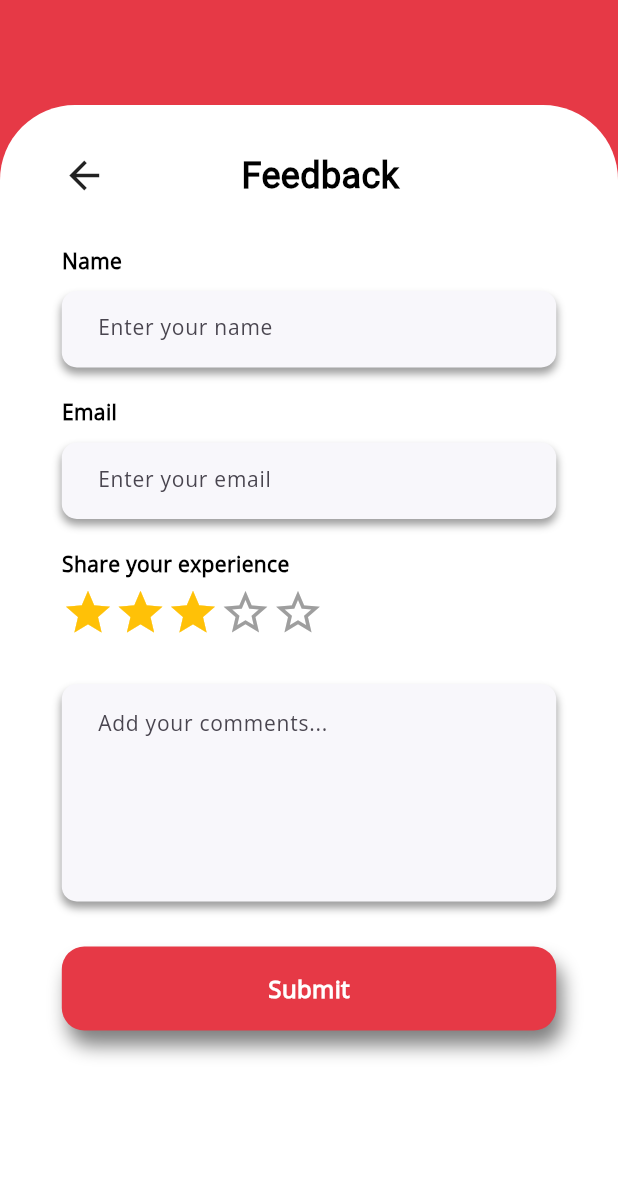
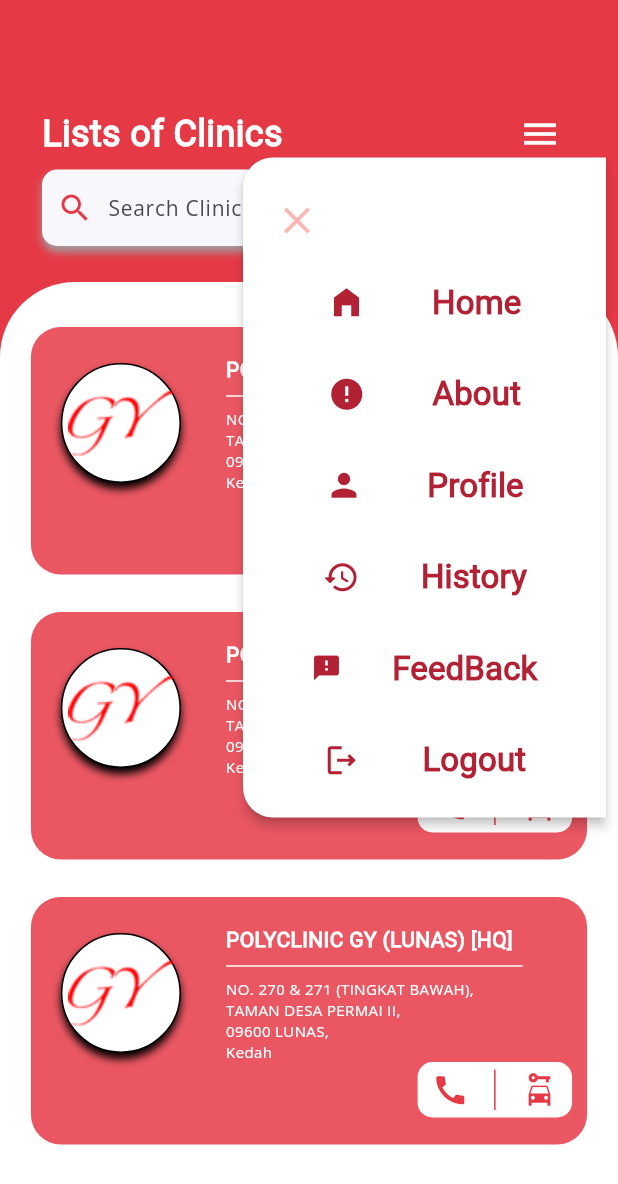
Before and after one commit to nikesh-sejuwal/Ambulance_Booking, a Flutter app: the ListClinic screen opened directly, after a tap on the "menu" icon, on a phone screen of 412 x 824 dp. Shown: the top 1184 px of the screen. Run offline on Flutter 3.47's test engine with Material 3 defaults, Android fonts, the phone set to English and light mode, and no system bars; our stand-ins replace curved_navigation_bar, faker, go_router.

Commit message:
[ADD]: added popup menu item in patient ui

```diff
--- a/lib/Screens/Patient_Screens/HeroScreen/Home/List_Clinics/List_Clinic.dart
+++ b/lib/Screens/Patient_Screens/HeroScreen/Home/List_Clinics/List_Clinic.dart
@@ -1,6 +1,8 @@
 import 'package:ambulance_booking/Resources/resources.dart';
+import 'package:ambulance_booking/Screens/Driver_Screens/UI_Components/MenuButton.dart';
 import 'package:ambulance_booking/Screens/Patient_Screens/HeroScreen/Home/Feedback/feedback.dart';
 import 'package:ambulance_booking/Screens/Patient_Screens/HeroScreen/Home/Profile/Profile.dart';
+import 'package:ambulance_booking/Screens/Patient_Screens/widget/My_Drawer.dart';
 import 'package:ambulance_booking/Screens/Patient_Screens/widget/textfield.dart';
 import 'package:flutter/material.dart';
 
@@ -31,15 +33,7 @@
                         fontWeight: FontWeight.w600,
                       ),
                     ),
-                    IconButton(
-                        onPressed: () => Navigator.of(context).push(
-                            MaterialPageRoute(
-                                builder: (context) => FeedbackPage())),
-                        icon: Icon(
-                          Icons.menu,
-                          color: Colors.white,
-                          size: 28,
-                        ))
+                    MyDrawer()
                   ],
                 ),
                 MyTextfield(
--- a/lib/Screens/Patient_Screens/HeroScreen/Home/Profile/Profile.dart
+++ b/lib/Screens/Patient_Screens/HeroScreen/Home/Profile/Profile.dart
@@ -1,4 +1,3 @@
-import 'package:ambulance_booking/Screens/Driver_Screens/UI_Components/My_Alert_Dialogue.dart';
 import 'package:ambulance_booking/Screens/Patient_Screens/Onboarding_Pages/Login_Page.dart';
 import 'package:flutter/material.dart';
 
@@ -33,7 +32,9 @@
           child: Row(
             children: [
               IconButton(
-                  onPressed: () {},
+                  onPressed: () {
+                    Navigator.of(context).pop();
+                  },
                   icon: Icon(
                     Icons.arrow_back,
                     color: Colors.white,
--- /dev/null
+++ b/lib/Screens/Patient_Screens/widget/My_Drawer.dart
@@ -0,0 +1,189 @@
+import 'package:ambulance_booking/Resources/resources.dart';
+import 'package:ambulance_booking/Screens/Patient_Screens/HeroScreen/Home/About_US/About_US.dart';
+import 'package:ambulance_booking/Screens/Patient_Screens/HeroScreen/Home/Feedback/feedback.dart';
+import 'package:ambulance_booking/Screens/Patient_Screens/HeroScreen/Home/List_Clinics/List_Clinic.dart';
+import 'package:ambulance_booking/Screens/Patient_Screens/HeroScreen/Home/Profile/Profile.dart';
+import 'package:ambulance_booking/Screens/Patient_Screens/Onboarding_Pages/Login_Page.dart';
+import 'package:flutter/material.dart';
+
+class MyDrawer extends StatefulWidget {
+  @override
+  State<MyDrawer> createState() => _MyDrawerState();
+}
+
+class _MyDrawerState extends State<MyDrawer> {
+  final TextStyle DrawerTextStyle =
+      TextStyle(fontSize: 22, fontWeight: FontWeight.w600, color: darkRed);
+
+  void _onDrawerSelected(String value) {
+    switch (value) {
+      case 'Option 1':
+        Navigator.of(context)
+            .push(MaterialPageRoute(builder: (context) => ListClinic()));
+        break;
+      case 'Option 2':
+        Navigator.of(context)
+            .push(MaterialPageRoute(builder: (context) => AboutUs()));
+        break;
+      case 'Option 3':
+        Navigator.of(context)
+            .push(MaterialPageRoute(builder: (context) => Profile()));
+        break;
+      case 'Option 4':
+        print('Option 4 clicked');
+        break;
+      case 'Option 5':
+        Navigator.of(context)
+            .push(MaterialPageRoute(builder: (context) => FeedbackPage()));
+        break;
+      case 'Option 6':
+        Navigator.of(context).pushReplacement(
+            MaterialPageRoute(builder: (context) => LoginPage()));
+        ScaffoldMessenger.of(context).showSnackBar(SnackBar(
+            backgroundColor: darkRed, content: Text("Logout Successfully")));
+        break;
+      default:
+        print('Unknown option selected');
+    }
+  }
+
+  @override
+  Widget build(BuildContext context) {
+    return Align(
+      alignment: Alignment.topRight,
+      child: Column(
+        mainAxisAlignment: MainAxisAlignment.spaceAround,
+        crossAxisAlignment: CrossAxisAlignment.center,
+        children: [
+          Theme(
+            data: ThemeData(
+              popupMenuTheme: PopupMenuThemeData(
+                color: Colors.white,
+              ),
+              primaryColor: Colors.black,
+            ),
+            child: PopupMenuButton<String>(
+              onSelected: _onDrawerSelected,
+              shape: RoundedRectangleBorder(
+                borderRadius: BorderRadius.only(
+                    bottomLeft: Radius.circular(20),
+                    topLeft: Radius.circular(20)),
+              ),
+              constraints: BoxConstraints(
+                minWidth: 242,
+                minHeight: 263,
+              ),
+              icon: Icon(
+                Icons.menu,
+                color: Colors.white,
+                size: 28,
+              ),
+              offset: Offset(60, 40),
+              itemBuilder: (BuildContext context) {
+                return [
+                  PopupMenuItem(
+                    value: 'close',
+                    enabled: false,
+                    child: Column(
+                      children: [
+                        SizedBox(height: 10),
+                        IconButton(
+                          onPressed: () {
+                            Navigator.of(context).pop();
+                          },
+                          icon: Icon(
+                            Icons.close,
+                            size: 30,
+                            color: Colors.red,
+                          ),
+                        ),
+                      ],
+                    ),
+                  ),
+                  PopupMenuItem<String>(
+                    value: 'Option 1',
+                    child: Padding(
+                      padding: const EdgeInsets.symmetric(vertical: 15),
+                      child: Row(
+                        mainAxisAlignment: MainAxisAlignment.spaceEvenly,
+                        children: [
+                          Icon(Icons.home_filled, color: darkRed, size: 25),
+                          Text("Home", style: DrawerTextStyle),
+                        ],
+                      ),
+                    ),
+                  ),
+                  PopupMenuItem<String>(
+                    value: 'Option 2',
+                    child: Padding(
+                      padding: const EdgeInsets.symmetric(vertical: 15),
+                      child: Row(
+                        mainAxisAlignment: MainAxisAlignment.spaceEvenly,
+                        children: [
+                          Icon(Icons.error, color: darkRed, size: 25),
+                          Text("About", style: DrawerTextStyle),
+                        ],
+                      ),
+                    ),
+                  ),
+                  PopupMenuItem<String>(
+                    value: 'Option 3',
+                    child: Padding(
+                      padding: const EdgeInsets.symmetric(vertical: 15),
+                      child: Row(
+                        mainAxisAlignment: MainAxisAlignment.spaceEvenly,
+                        children: [
+                          Icon(Icons.person, color: darkRed, size: 25),
+                          Text("Profile", style: DrawerTextStyle),
+                        ],
+                      ),
+                    ),
+                  ),
+                  PopupMenuItem<String>(
+                    value: 'Option 4',
+                    child: Padding(
+                      padding: const EdgeInsets.symmetric(vertical: 15),
+                      child: Row(
+                        mainAxisAlignment: MainAxisAlignment.spaceEvenly,
+                        children: [
+                          Icon(Icons.history_rounded, color: darkRed, size: 25),
+                          Text("History", style: DrawerTextStyle),
+                        ],
+                      ),
+                    ),
+                  ),
+                  PopupMenuItem<String>(
+                    value: 'Option 5',
+                    child: Padding(
+                      padding: const EdgeInsets.symmetric(vertical: 15),
+                      child: Row(
+                        mainAxisAlignment: MainAxisAlignment.spaceEvenly,
+                        children: [
+                          Icon(Icons.feedback, color: darkRed, size: 20),
+                          Text("FeedBack", style: DrawerTextStyle),
+                        ],
+                      ),
+                    ),
+                  ),
+                  PopupMenuItem<String>(
+                    value: 'Option 6',
+                    child: Padding(
+                      padding: const EdgeInsets.symmetric(vertical: 15),
+                      child: Row(
+                        mainAxisAlignment: MainAxisAlignment.spaceEvenly,
+                        children: [
+                          Icon(Icons.logout_outlined, color: darkRed, size: 25),
+                          Text("Logout", style: DrawerTextStyle),
+                        ],
+                      ),
+                    ),
+                  ),
+                ];
+              },
+            ),
+          ),
+        ],
+      ),
+    );
+  }
+}
```
